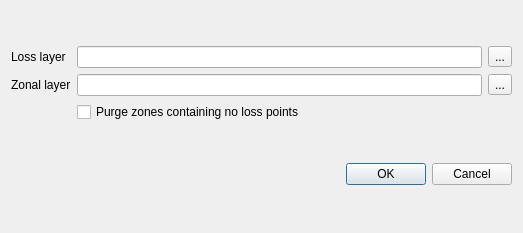
First picture: the form in svir/ui_svir.ui, repository gem/oq-irmt-qgis, before the edit.
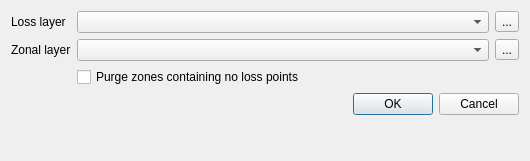
Second picture: the form after the edit.

Commit message: Initial dialog can accept two layers already in registry or load new ones

Diff of the .ui file:
```diff
--- a/svir/ui_svir.ui
+++ b/svir/ui_svir.ui
@@ -6,23 +6,17 @@
    <rect>
     <x>0</x>
     <y>0</y>
-    <width>523</width>
-    <height>233</height>
+    <width>530</width>
+    <height>161</height>
    </rect>
   </property>
   <property name="windowTitle">
    <string>Svir</string>
   </property>
-  <layout class="QVBoxLayout" name="verticalLayout_2">
-   <item>
-    <layout class="QGridLayout" name="gridLayout">
-     <item row="0" column="2">
-      <widget class="QToolButton" name="loss_layer_tbn">
-       <property name="text">
-        <string>...</string>
-       </property>
-      </widget>
-     </item>
+  <layout class="QFormLayout" name="formLayout">
+   <property name="fieldGrowthPolicy">
+    <enum>QFormLayout::AllNonFixedFieldsGrow</enum>
+   </property>
      <item row="0" column="0">
       <widget class="QLabel" name="loss_layer_lbl">
        <property name="text">
@@ -31,7 +25,35 @@
       </widget>
      </item>
      <item row="0" column="1">
-      <widget class="QLineEdit" name="loss_layer_le"/>
+    <layout class="QHBoxLayout" name="horizontalLayout_3">
+     <item>
+      <widget class="QComboBox" name="loss_layer_cbx"/>
+     </item>
+     <item>
+      <widget class="QToolButton" name="loss_layer_tbn">
+       <property name="text">
+        <string>...</string>
+       </property>
+      </widget>
+     </item>
+    </layout>
+   </item>
+   <item row="1" column="1">
+    <layout class="QHBoxLayout" name="horizontalLayout_2">
+     <property name="topMargin">
+      <number>0</number>
+     </property>
+     <item>
+      <widget class="QComboBox" name="zonal_layer_cbx"/>
+     </item>
+     <item>
+      <widget class="QToolButton" name="zonal_layer_tbn">
+       <property name="text">
+        <string>...</string>
+       </property>
+      </widget>
+     </item>
+    </layout>
      </item>
      <item row="1" column="0">
       <widget class="QLabel" name="zonal_layer_lbl">
@@ -40,16 +62,6 @@
        </property>
       </widget>
      </item>
-     <item row="1" column="1">
-      <widget class="QLineEdit" name="zonal_layer_le"/>
-     </item>
-     <item row="1" column="2">
-      <widget class="QToolButton" name="zonal_layer_tbn">
-       <property name="text">
-        <string>...</string>
-       </property>
-      </widget>
-     </item>
      <item row="2" column="1">
       <widget class="QCheckBox" name="purge_chk">
        <property name="text">
@@ -57,9 +69,7 @@
        </property>
       </widget>
      </item>
-    </layout>
-   </item>
-   <item>
+   <item row="4" column="1">
     <widget class="QDialogButtonBox" name="buttonBox">
      <property name="orientation">
       <enum>Qt::Horizontal</enum>
```
Lines whose indentation alone changed are shown as unchanged. The commit also changes 3 other files.
